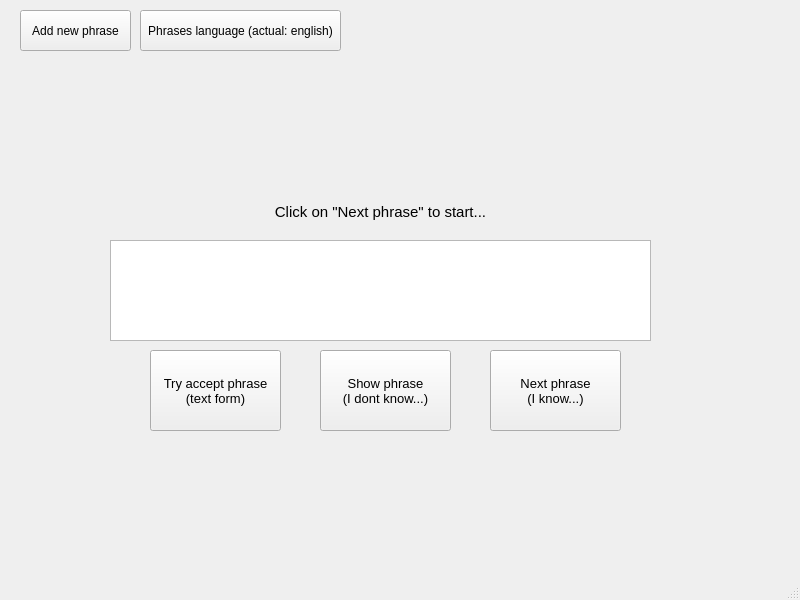
Above: mainwindow.ui from PeBureCZ/Phrase-Trainer before the change. Below: the same form after it.
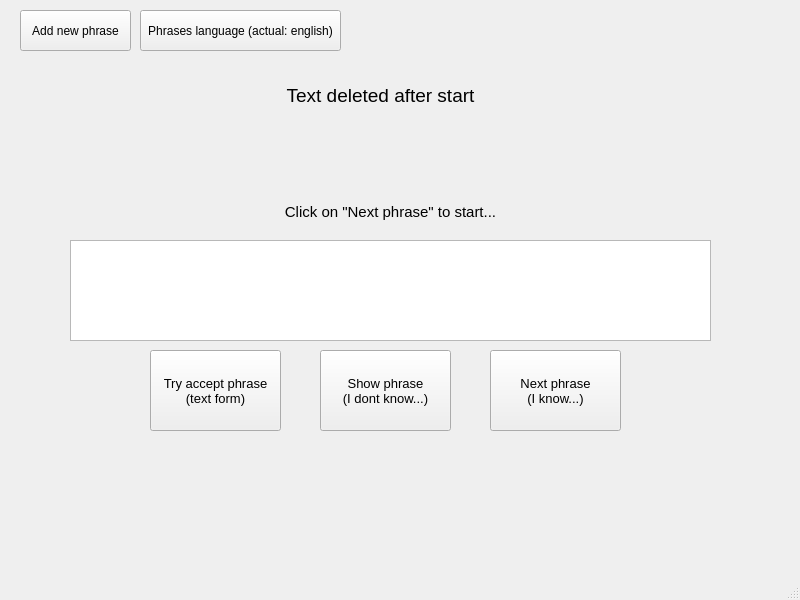
That is the form after the change.

The edit to the form file:
```diff
--- a/mainwindow.ui
+++ b/mainwindow.ui
@@ -20,10 +20,10 @@
    <widget class="QLabel" name="PhraseText">
     <property name="geometry">
      <rect>
-      <x>110</x>
-      <y>60</y>
-      <width>541</width>
-      <height>161</height>
+      <x>70</x>
+      <y>150</y>
+      <width>641</width>
+      <height>71</height>
      </rect>
     </property>
     <property name="font">
@@ -50,9 +50,9 @@
    <widget class="QTextEdit" name="PhraseEditText">
     <property name="geometry">
      <rect>
-      <x>110</x>
+      <x>70</x>
       <y>240</y>
-      <width>541</width>
+      <width>641</width>
       <height>101</height>
      </rect>
     </property>
@@ -140,6 +140,27 @@
      <string>Phrases language (actual: english)</string>
     </property>
    </widget>
+   <widget class="QLabel" name="InformText">
+    <property name="geometry">
+     <rect>
+      <x>260</x>
+      <y>80</y>
+      <width>241</width>
+      <height>31</height>
+     </rect>
+    </property>
+    <property name="font">
+     <font>
+      <pointsize>14</pointsize>
+     </font>
+    </property>
+    <property name="text">
+     <string>Text deleted after start</string>
+    </property>
+    <property name="alignment">
+     <set>Qt::AlignCenter</set>
+    </property>
+   </widget>
   </widget>
   <widget class="QStatusBar" name="statusbar"/>
  </widget>
```
